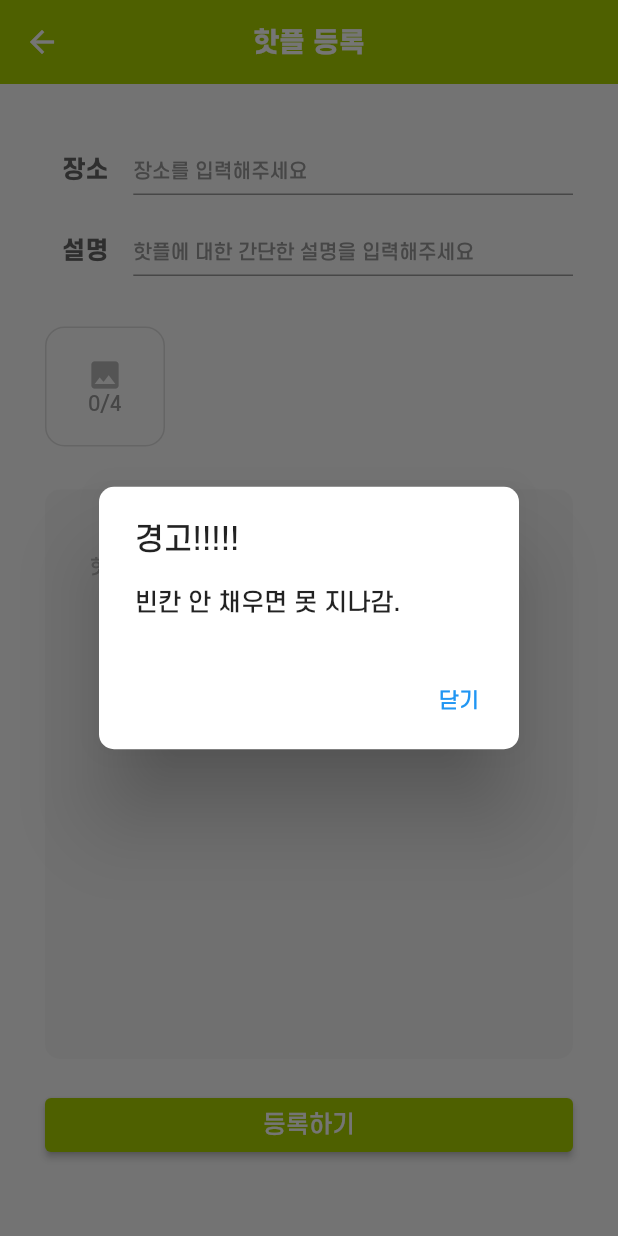
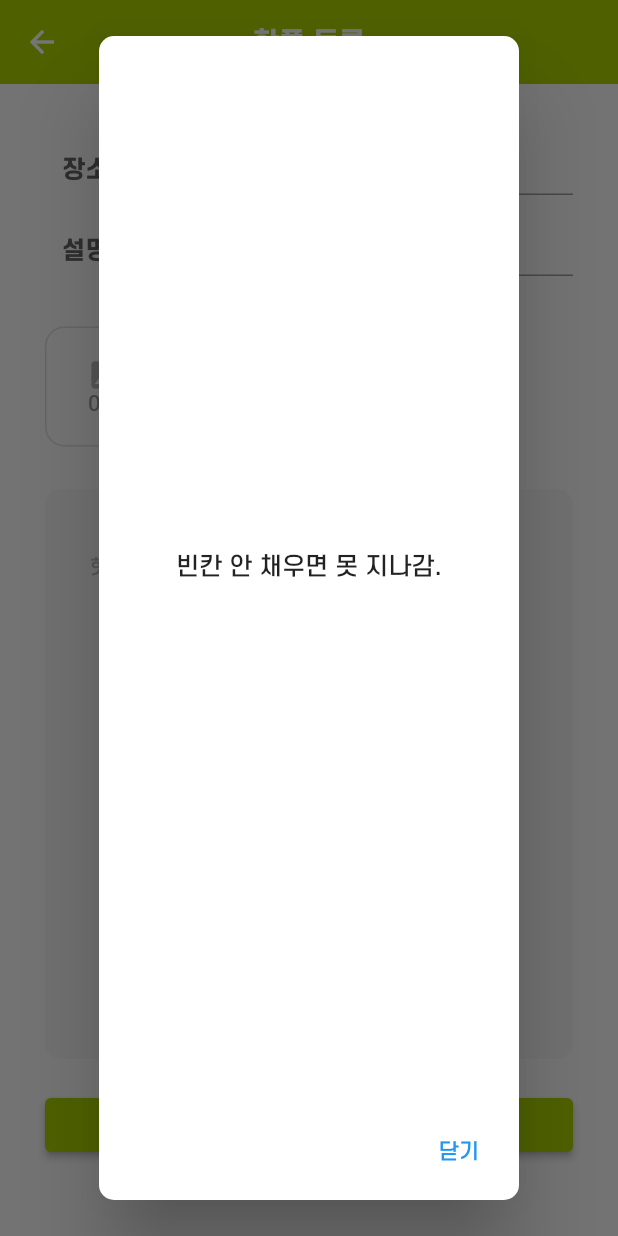
Before and after one commit to doubleS19/haemo-Front, a Flutter app: the PostingPage screen opened directly, after a tap on "등록하기", on a phone screen of 412 x 824 dp. Run offline on Flutter 3.47's test engine with Material 2 defaults, Android fonts, the phone set to English and light mode, and no system bars; our stand-ins replace carousel_slider, cloud_firestore, custom_refresh_indicator, firebase_core, flutter_slidable, flutter_speed_dial and 7 more; missing offline and left inert: dart:ffi, textfield_tags; accounts and stored records are empty; network calls fail; statements that could not run were skipped.

Commit message:
feat: 커스텀 Dialog 생성

```diff
--- a/lib/common/theme.dart
+++ b/lib/common/theme.dart
@@ -3,6 +3,8 @@ import 'package:hae_mo/common/color.dart';
 
 class CustomThemes {
   static String myFont = 'SCDream';
+
+  /// hotPlacePage
   static var hotPlaceSubTitleTextStyle = TextStyle(
     color: AppTheme.hotPlacePageSubTitleColor,
     fontFamily: myFont,
@@ -23,20 +25,43 @@ class CustomThemes {
       fontSize: 13);
 
   static var hotPlaceBoardTitleTextStyle = TextStyle(
-    fontSize: 20.0,
-    color: AppTheme.mainTextColor,
-    fontWeight: FontWeight.w500
-  );
+      fontSize: 20.0,
+      color: AppTheme.mainTextColor,
+      fontWeight: FontWeight.w500);
+
+  /// settingPage
   static var settingPageMenuTextStyle = TextStyle(
-    fontSize: 14.0,
-    color: AppTheme.settingPageMenuTextColor,
-    fontWeight: FontWeight.w500
-  );
+      fontSize: 14.0,
+      color: AppTheme.settingPageMenuTextColor,
+      fontWeight: FontWeight.w500);
   static var settingPageMenuListTextStyle = TextStyle(
       fontSize: 16.0,
       color: AppTheme.settingPageMenuListTextColor,
-      fontWeight: FontWeight.w300
-  );
+      fontWeight: FontWeight.w300);
+
+  /// deleteAccountPage
+  static var deleteAccountPageTitleTextStyle = TextStyle(
+      fontSize: 18.0, color: AppTheme.mainColor, fontWeight: FontWeight.bold);
+  static var deleteAccountPageContentTextStyle =
+      const TextStyle(fontSize: 13.0, fontWeight: FontWeight.w300);
+  static var deleteAccountPageButtonTextStyle = const TextStyle(
+      color: Color(0XFFFFFFFF), fontSize: 15.0, fontWeight: FontWeight.bold);
+
+  /// customDialog
+  static var customDialogContentTextStyle = TextStyle(
+      fontSize: 16.0,
+      color: AppTheme.settingPageMenuListTextColor,
+      fontWeight: FontWeight.w500);
+  static var customDialogConfirmButtonTextStyle = TextStyle(
+      fontSize: 15.0,
+      color: AppTheme.postingPageHeadlineColor,
+      fontWeight: FontWeight.w400);
+  static var customDialogCancelButtonTextStyle = const TextStyle(
+      fontSize: 15.0,
+      color: Color(0xFF969696),
+      fontWeight: FontWeight.w300);
+
+
   static final ThemeData mainTheme = ThemeData(
       fontFamily: 'SCDream',
       primaryColor: AppTheme.mainColor,
```
Also changed, not shown: lib/screens/components/customDialog.dart (+52 -4 lines).
